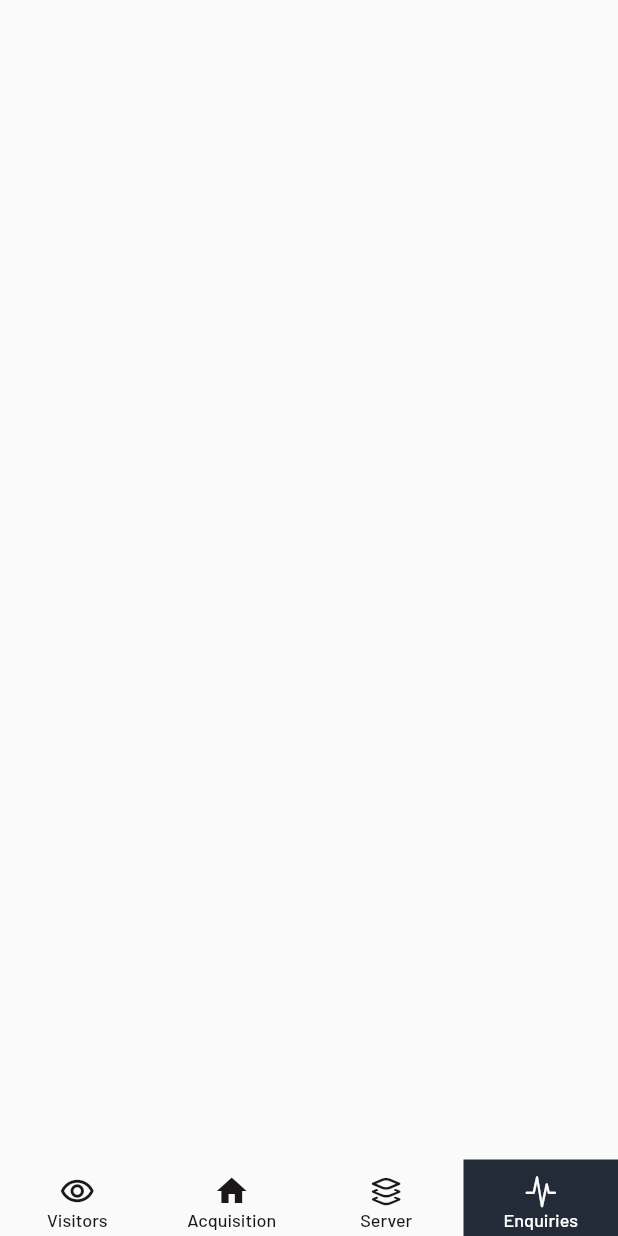
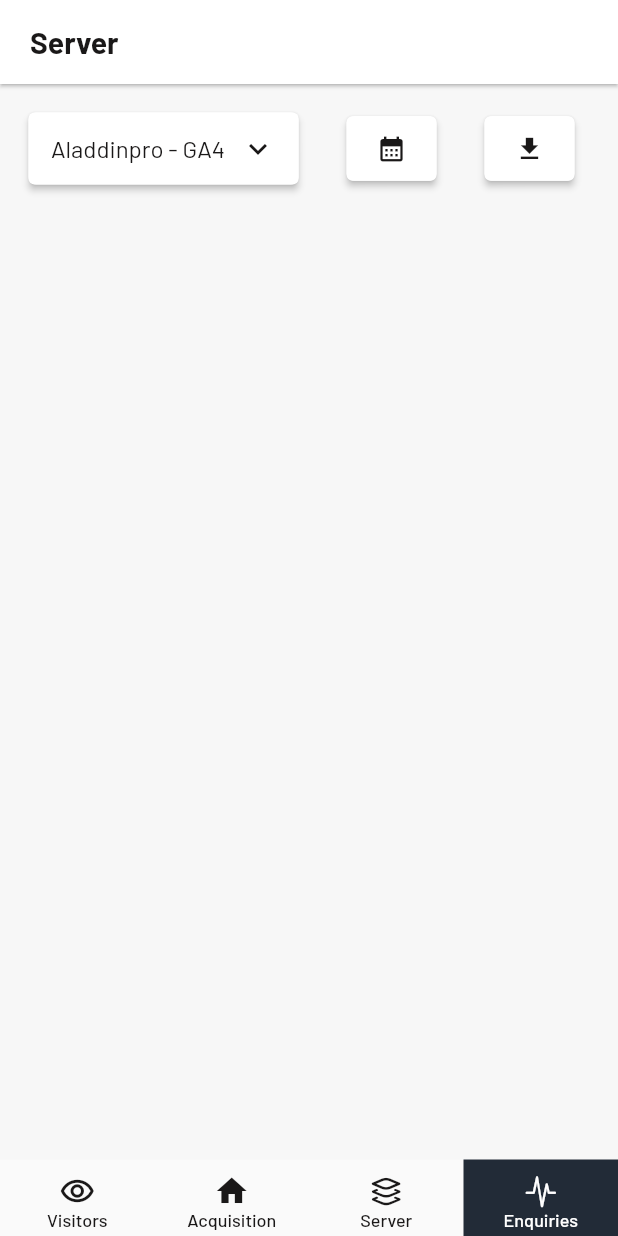
Before and after one commit to mirza-d3x/red_dog, a Flutter app: the screen it shows after launch, item 4 of the bottom bar chosen, on a phone screen of 412 x 824 dp. Run offline on Flutter 3.47's test engine with Material 3 defaults, Android fonts, the phone set to English and light mode, and no system bars; our stand-ins replace charts_flutter, fl_chart, percent_indicator, syncfusion_flutter_charts; missing offline and left inert: countries_world_map.

Commit message:
creating enquiry screen

```diff
--- a/lib/features/tabs/enquiries_screen.dart
+++ b/lib/features/tabs/enquiries_screen.dart
@@ -1,4 +1,8 @@
 import 'package:flutter/material.dart';
+
+import '../../styles/colors.dart';
+import '../../styles/text_styles.dart';
+import '../../widgets/common_app_bar.dart';
 
 class EnquiryScreen extends StatefulWidget {
   const EnquiryScreen({super.key});
@@ -8,10 +12,131 @@ class EnquiryScreen extends StatefulWidget {
 }
 
 class _EnquiryScreenState extends State<EnquiryScreen> {
+
+  dynamic selectedWebsite;
+  bool isSelectedFromDropDwn = false;
+
   @override
   Widget build(BuildContext context) {
     return SafeArea(
-        child: Scaffold()
+        child: Scaffold(
+          appBar: commonAppBar(context, 'Server'),
+          backgroundColor: bgColor,
+          body: SingleChildScrollView(
+            padding: const EdgeInsets.all(15.0),
+            child: Column(
+              crossAxisAlignment: CrossAxisAlignment.start,
+              children: [
+                // drop dwn menu,calander,download button
+                Row(
+                  mainAxisAlignment: MainAxisAlignment.spaceBetween,
+                  children: [
+                    Card(
+                      elevation: 2,
+                      child: Container(
+                        padding: const EdgeInsets.fromLTRB(15, 0, 15, 0),
+                        decoration: BoxDecoration(
+                          color: whiteColor,
+                          borderRadius: BorderRadius.circular(5),
+                        ),
+                        child: DropdownButtonHideUnderline(
+                          child: DropdownButton(
+                            icon: const Icon(
+                              Icons.keyboard_arrow_down_outlined,
+                              color: blackColor,
+                            ),
+                            // iconSize: 0,
+                            hint: selectedWebsite == null
+                                ? Row(
+                              children: [
+                                Text(
+                                    'Aladdinpro - GA4',
+                                    style: dropDownTextStyle
+                                ),
+
+                                const SizedBox(width: 10),
+                              ],
+                            )
+                                : Row(
+                              children: [
+                                Text(
+                                    selectedWebsite,
+                                    style: dropDownTextStyle
+                                ),
+                                const SizedBox(width: 10),
+                              ],
+                            ),
+                            value: selectedWebsite,
+                            onChanged: (newValue) {
+                              setState(() {
+                                isSelectedFromDropDwn = true;
+                                selectedWebsite = newValue;
+                              });
+                            },
+                            items: [
+                              'Codelattice',
+                              'Alddinpro - GA4',
+                            ].map((String value) {
+                              return DropdownMenuItem<String>(
+                                value: value,
+                                child: Text(value,
+                                    style: dropDownTextStyle
+                                ),
+                              );
+                            }).toList(),
+                          ),
+                        ),
+                      ),
+                    ),
+
+                    const SizedBox(width: 0),
+
+                    Card(
+                      elevation: 2,
+                      child: Container(
+                          height: 43,
+                          padding: const EdgeInsets.fromLTRB(20, 5, 20, 5),
+                          decoration: BoxDecoration(
+                            color: whiteColor,
+                            borderRadius: BorderRadius.circular(5),
+                          ),
+                          child: const Icon(
+                            Icons.calendar_month,
+                            color: blackColor,
+                            size: 20,
+                          )
+                      ),
+                    ),
+
+                    const SizedBox(width: 0),
+
+                    Padding(
+                      padding: const EdgeInsets.only(right: 10),
+                      child: Card(
+                        elevation: 2,
+                        child: Container(
+                            height: 43,
+                            padding: const EdgeInsets.fromLTRB(20, 5, 20, 5),
+                            decoration: BoxDecoration(
+                              color: whiteColor,
+                              borderRadius: BorderRadius.circular(5),
+                            ),
+                            child: const Icon(
+                              Icons.download,
+                              color: blackColor,
+                              size: 20,
+                            )
+                        ),
+                      ),
+                    ),
+                  ],
+                ),
+
+                const SizedBox(height: 10),
+              ],
+            ),
+          ),
+        )
     );
   }
 }
```
